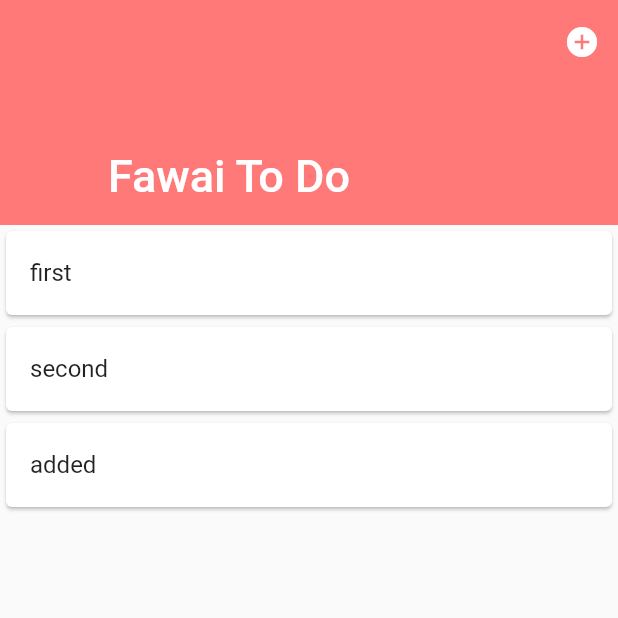
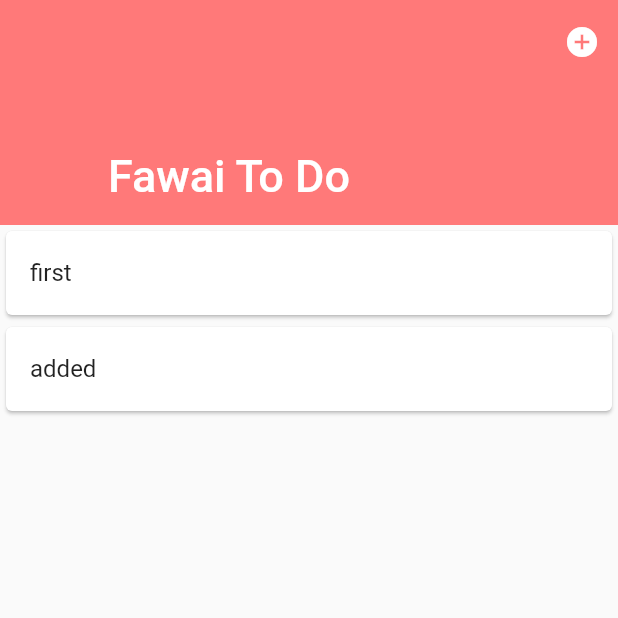
Before and after one commit to DalYoon/fawai_todo, a Flutter app: the screen it shows after launch, after a tap on the "add circle" icon, on a phone screen of 412 x 824 dp, the top half of it. Run offline on Flutter 3.47's test engine with Material 2 defaults, Android fonts, the phone set to English and light mode, and no system bars.

Commit message:
modify addTodo, toggleTodo

```diff
--- /dev/null
+++ b/lib/data.dart
@@ -0,0 +1,10 @@
+import "package:flutter/material.dart";
+
+class ToDoModel {
+  ToDoModel(
+      {@required this.title, @required this.isDone, @required this.isEditing});
+
+  String title;
+  bool isDone;
+  bool isEditing;
+}
--- a/lib/screens/home.dart
+++ b/lib/screens/home.dart
@@ -2,6 +2,7 @@ import "package:flutter/material.dart";
 
 import "../widgets/ListHeader.dart";
 import "../widgets/ToDoList.dart";
+import "../data.dart";
 
 class Home extends StatefulWidget {
   @override
@@ -9,11 +10,19 @@ class Home extends StatefulWidget {
 }
 
 class _Home extends State<Home> {
-  List<String> toDos = ["first", "second"];
+  List<ToDoModel> toDos = [
+    ToDoModel(title: "first", isDone: false, isEditing: false)
+  ];
 
   addToDo() {
     setState(() {
-      toDos.add("added");
+      toDos.add(ToDoModel(title: "added", isDone: false, isEditing: false));
+    });
+  }
+
+  toggleToDo(int index) {
+    setState(() {
+      toDos[index].isDone = !toDos[index].isDone;
     });
   }
 
@@ -27,7 +36,7 @@ class _Home extends State<Home> {
           ),
           ToDoList(
             toDos: toDos,
-            addToDo: addToDo,
+            toggleToDo: toggleToDo,
           ),
         ],
       ),
--- /dev/null
+++ b/lib/widgets/ToDo.dart
@@ -0,0 +1,37 @@
+import "package:flutter/material.dart";
+
+class ToDo extends StatelessWidget {
+  final title;
+  final isDone;
+  final isEditing;
+
+  ToDo({@required this.title, @required this.isDone, @required this.isEditing});
+
+  @override
+  Widget build(BuildContext context) {
+    Widget child;
+
+    if (isEditing == true) {
+      child = Text(title);
+    } else {
+      child = Text(
+        title,
+        style: TextStyle(
+          decoration: _decorator(isDone),
+        ),
+      );
+    }
+    return child;
+  }
+
+  TextDecoration _decorator(bool isDone) {
+    TextDecoration decoration;
+
+    if (isDone)
+      decoration = TextDecoration.lineThrough;
+    else
+      decoration = TextDecoration.none;
+
+    return decoration;
+  }
+}
--- a/lib/widgets/toDoList.dart
+++ b/lib/widgets/toDoList.dart
@@ -1,23 +1,42 @@
 import "package:flutter/material.dart";
+import "../data.dart";
 
-class ToDoList extends StatelessWidget {
-  final List<String> toDos;
-  final addToDo;
+import "./ToDo.dart";
 
-  ToDoList({@required this.toDos, this.addToDo});
+class ToDoList extends StatefulWidget {
+  final List<ToDoModel> toDos;
+  final toggleToDo;
+
+  ToDoList({@required this.toDos, this.toggleToDo});
+
+  @override
+  _ToDoList createState() => _ToDoList(toDos: toDos, toggleToDo: toggleToDo);
+}
+
+class _ToDoList extends State<ToDoList> {
+  final List<ToDoModel> toDos;
+  final toggleToDo;
+
+  _ToDoList({@required this.toDos, @required this.toggleToDo});
 
   @override
   Widget build(BuildContext context) {
     return SliverList(
       delegate: SliverChildListDelegate(
-        this
-            .toDos
-            .map((todo) => Card(
+        toDos
+            .asMap()
+            .map((index, toDo) => MapEntry(
+                index,
+                Card(
                   child: ListTile(
-                    title: Text(todo),
-                    onTap: this.addToDo,
+                    title: ToDo(
+                        title: toDo.title,
+                        isDone: toDo.isDone,
+                        isEditing: toDo.isEditing),
+                    onTap: () => toggleToDo(index),
                   ),
-                ))
+                )))
+            .values
             .toList(),
       ),
     );
```
